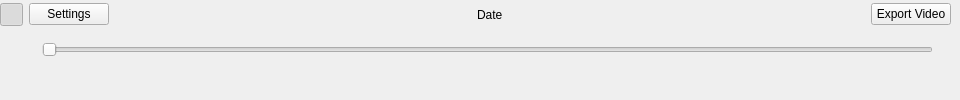
Old version of the form ui_changementviewer.ui in the repository kevinaubert/ChangementViewer.
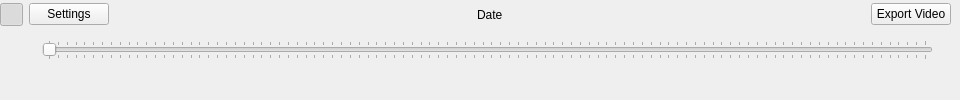
New version of the form. Icons and pictures are not drawn.

```diff
--- a/ui_changementviewer.ui
+++ b/ui_changementviewer.ui
@@ -144,6 +144,9 @@
        <property name="invertedControls">
         <bool>false</bool>
        </property>
+       <property name="tickPosition">
+        <enum>QSlider::TicksBothSides</enum>
+       </property>
       </widget>
      </item>
      <item>
```
Left out of the diff: 3 changed lines with no effect on the pictures.
